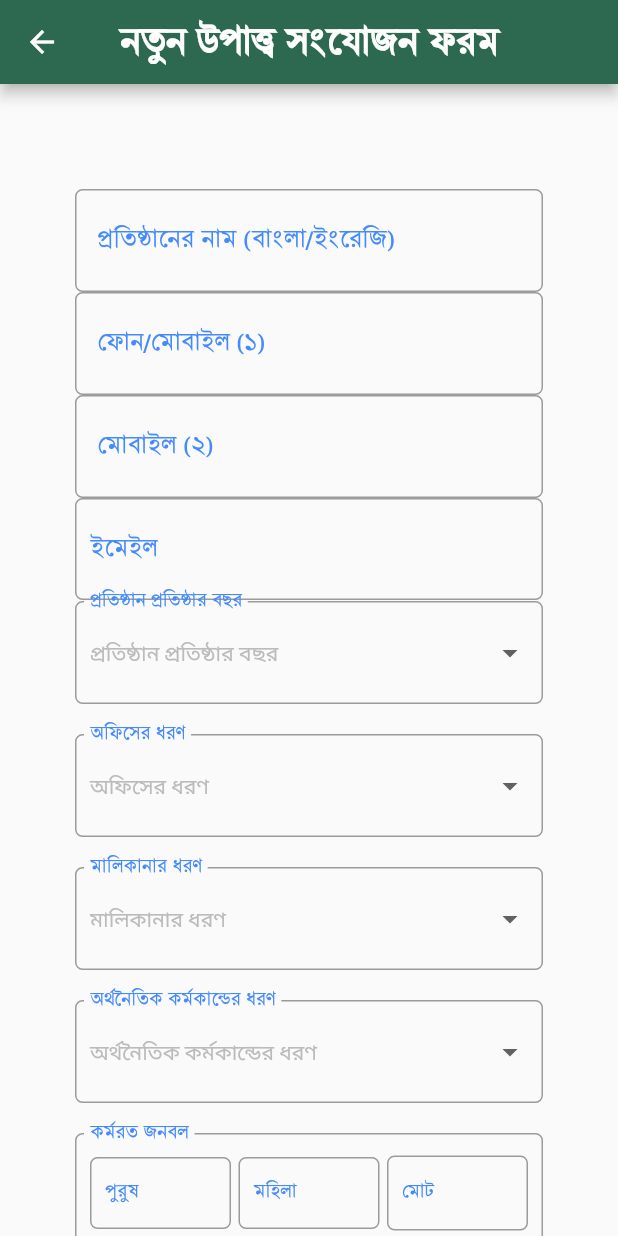
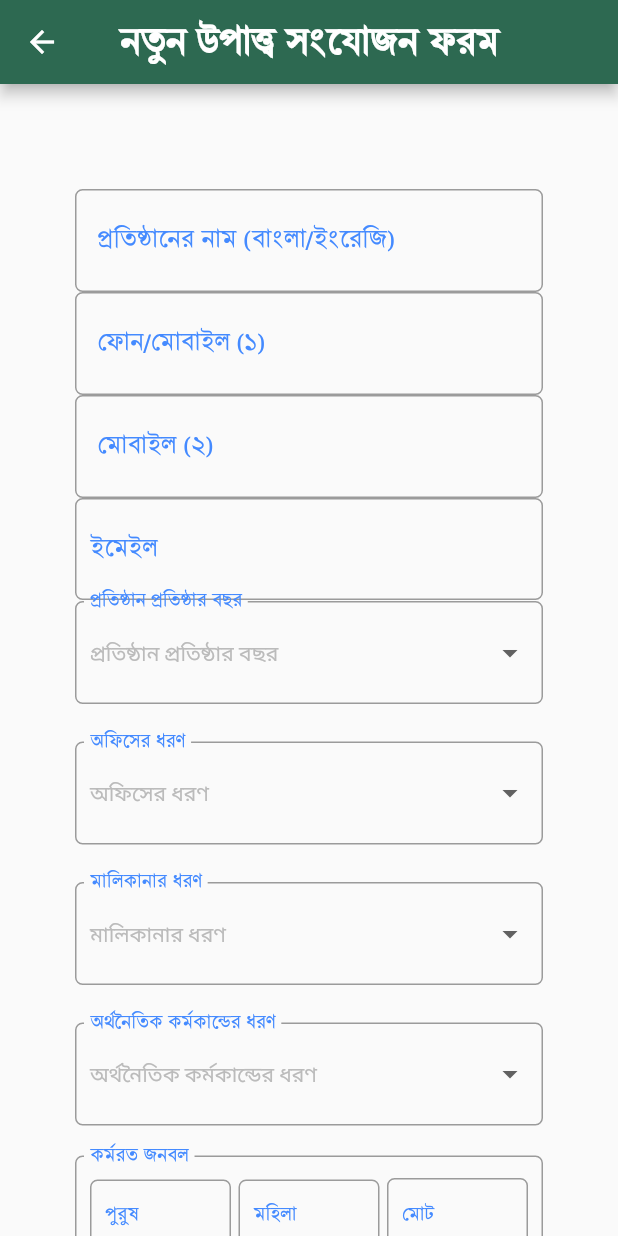
Before and after one commit to shahkutub/bbs_ec, a Flutter app: the EntryForm screen opened directly, on a phone screen of 412 x 824 dp. Run offline on Flutter 3.47's test engine with Material 3 defaults, Android fonts, the phone set to English and light mode, and no system bars; our stand-ins replace email_validator, flutter_svg, geocoding, geolocator, get, internet_connection_checker and 2 more; missing offline and left inert: jumping_dot; accounts and stored records are empty.

Commit message:
form responsive

```diff
--- a/lib/views/entry_form/entry_form.dart
+++ b/lib/views/entry_form/entry_form.dart
@@ -99,7 +99,7 @@ class _EntryFormState extends State<EntryForm> {
         ),
       ),
       body: SingleChildScrollView(
-        padding: EdgeInsets.all(50),
+        padding: EdgeInsets.all(Global.isIPad ? 50 : 20),
         child: Container(
           //margin: EdgeInsets.only(left: 15,right: 15),
           child: Column(
@@ -138,7 +138,7 @@ class _EntryFormState extends State<EntryForm> {
                           keyboardType: TextInputType.text,
                         ),
                       ),
-                      // SizedBox(height: 20,),
+                      SizedBox(height: Global.isIPad ? 0 : 20,),
                       Container(
                         width: width,
                         height: width / 6,
@@ -164,7 +164,7 @@ class _EntryFormState extends State<EntryForm> {
                           keyboardType: TextInputType.phone,
                         ),
                       ),
-                      // SizedBox(height: 20,),
+                      SizedBox(height: Global.isIPad ? 0 : 20,),
                       //phone alter
                       Container(
                         width: width,
@@ -193,7 +193,7 @@ class _EntryFormState extends State<EntryForm> {
                           keyboardType: TextInputType.phone,
                         ),
                       ),
-                      //SizedBox(height: 20,),
+                      SizedBox(height: Global.isIPad ? 0 : 20,),
                       Container(
                         width: width,
                         height: width / 6,
@@ -221,6 +221,7 @@ class _EntryFormState extends State<EntryForm> {
                           keyboardType: TextInputType.emailAddress,
                         ),
                       ),
+                      SizedBox(height: Global.isIPad ? 0 : 25,),
                       yearList.length > 0
                           ? Container(
                               width: width,
@@ -282,7 +283,7 @@ class _EntryFormState extends State<EntryForm> {
                                   )))
                           : SizedBox(),
                       SizedBox(
-                        height: 20,
+                        height: 25,
                       ),
                       officeTypeList.length > 0
                           ? Container(
@@ -342,7 +343,7 @@ class _EntryFormState extends State<EntryForm> {
                           : SizedBox(),
 
                       SizedBox(
-                        height: 20,
+                        height: 25,
                       ),
                       wonerTypeList.length > 0
                           ? Container(
@@ -401,7 +402,7 @@ class _EntryFormState extends State<EntryForm> {
                                   )))
                           : SizedBox(),
                       SizedBox(
-                        height: 20,
+                        height: 25,
                       ),
                       economicTypeList.length > 0
                           ? Container(
@@ -461,7 +462,7 @@ class _EntryFormState extends State<EntryForm> {
                                   )))
                           : SizedBox(),
                       SizedBox(
-                        height: 20,
+                        height: Global.isIPad ? 20 : 25,
                       ),
                       Container(
                           width: width,
@@ -580,7 +581,7 @@ class _EntryFormState extends State<EntryForm> {
 
                       //latlon
                       SizedBox(
-                        height: 40,
+                        height: Global.isIPad ? 40 : 30,
                       ),
                       Container(
                           width: width,
```
Also changed, not shown: lib/views/entry_form/entry_form_edit.dart (+7 -6 lines).
